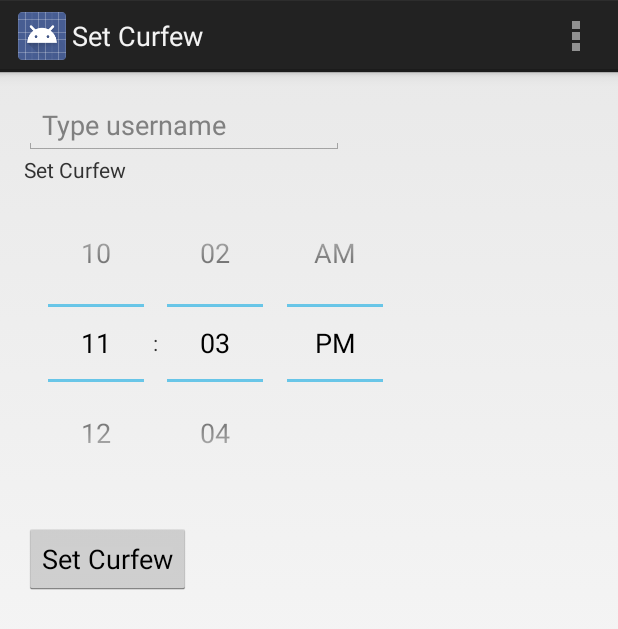
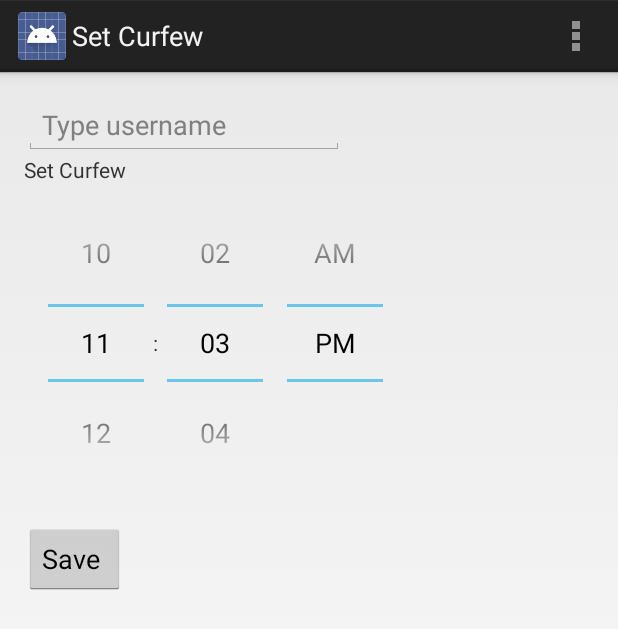
Before and after one commit to pfista/Curfew, an Android app: the SetCurfewActivity screen opened directly, with no data from a screen before it, on a phone screen of 412 x 824 dp. Shown: the top 629 px of the screen. Run offline under Robolectric (Android 15) with nearby library versions, the phone set to English and light mode, and no system bars; libraries missing offline, so code that uses them is left out: com.parse; 4 statements that could not run were skipped.

Commit message:
Fixed #12

```diff
--- a/Curfew/src/main/java/com/curfew/SetCurfewActivity.java
+++ b/Curfew/src/main/java/com/curfew/SetCurfewActivity.java
@@ -7,6 +7,7 @@ import android.util.Log;
 import android.view.Menu;
 import android.view.MenuItem;
 import android.view.View;
+import android.widget.Button;
 import android.widget.TextView;
 import android.widget.TimePicker;
 
@@ -18,6 +19,7 @@ import com.parse.ParseException;
 import com.parse.ParseObject;
 import com.parse.ParseQuery;
 import com.parse.ParseUser;
+import com.parse.SaveCallback;
 
 import java.util.List;
 
@@ -26,6 +28,7 @@ public class SetCurfewActivity extends Activity {
     private TextView mSetCurfewTextView;
     private TimePicker timePicker;
     private ParseUser mCurrentUser;
+    private Button mSaveButton;
     private String TAG = "com.curfew.MainActivity";
 
     @Override
@@ -39,6 +42,8 @@ public class SetCurfewActivity extends Activity {
         if (mCurrentUser == null) {
             //TODO: go to signin screen
         }
+        mSaveButton = (Button)findViewById(R.id.setCurfewButton);
+
         findViewById(R.id.setCurfewButton).setOnClickListener(new View.OnClickListener() {
             @Override
             public void onClick(View view) {
@@ -53,13 +58,16 @@ public class SetCurfewActivity extends Activity {
         ParseQuery toUserQuery = ParseUser.getQuery();
         final ParseUser currentUser = ParseUser.getCurrentUser();
         toUserQuery.whereEqualTo("username", mSetCurfewTextView.getText());
+        mSaveButton.setEnabled(false);
 
         // This should only ever be one user
         toUserQuery.getFirstInBackground(new GetCallback() {
             @Override
             public void done(final ParseObject toUser, ParseException e) {
                 if (toUser == null) {
-                    // TODO: Error
+                    mSetCurfewTextView.setError("Invalid Username");
+                    mSetCurfewTextView.requestFocus();
+                    mSaveButton.setEnabled(true);
                 } else {
                     // The user 'toUser' exists, we can add the curfew now
                     // Check if there is already a curfew for toUser, and retrieve it if so
@@ -88,7 +96,14 @@ public class SetCurfewActivity extends Activity {
                             int minute = timePicker.getCurrentMinute();
                             String dateTime = "" + hour + ":" + minute;
                             curfew.put("Curfew", dateTime);
-                            curfew.saveInBackground();
+                            curfew.saveInBackground(new SaveCallback() {
+                                @Override
+                                public void done(ParseException e) {
+                                    if (e == null){
+                                        mSaveButton.setEnabled(true);
+                                    }
+                                }
+                            });
                         }
                     });
                 }
--- a/Curfew/src/main/res/layout/activity_curfew.xml
+++ b/Curfew/src/main/res/layout/activity_curfew.xml
@@ -36,7 +36,7 @@
     <Button
         android:layout_width="wrap_content"
         android:layout_height="wrap_content"
-        android:text="Set Curfew"
+        android:text="Save "
         android:id="@+id/setCurfewButton"
         android:layout_below="@+id/timePicker"
         android:layout_alignParentLeft="true"
```
Also changed, not shown: Curfew/src/main/java/com/curfew/MainActivity.java (line endings or trailing spaces).
